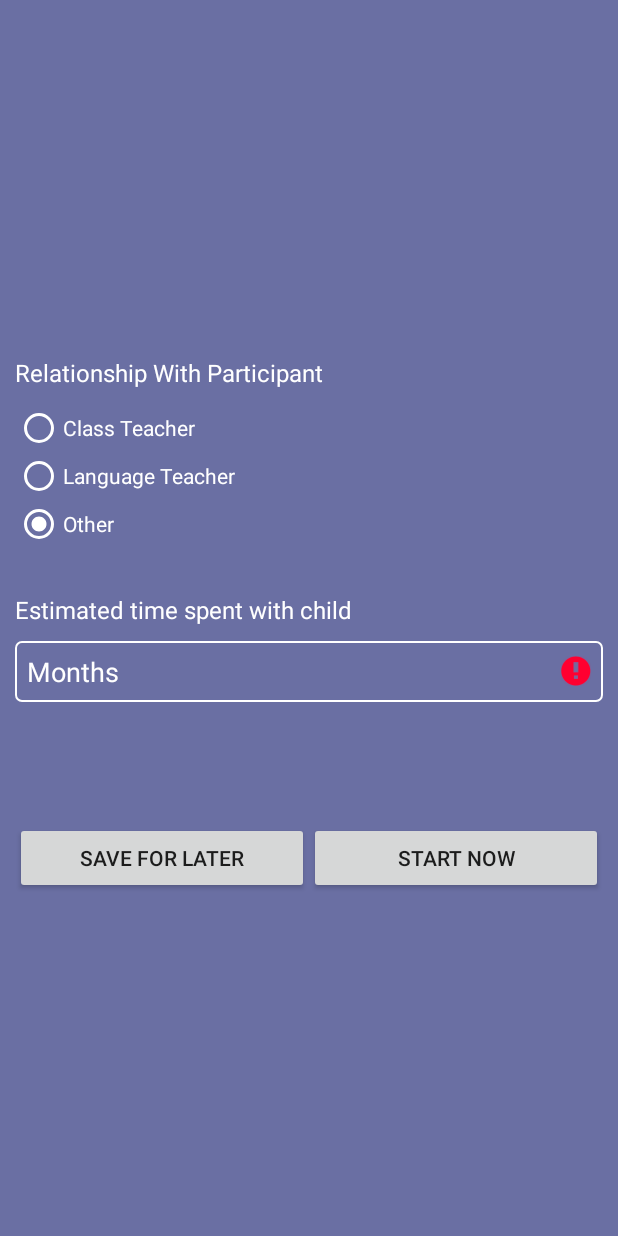
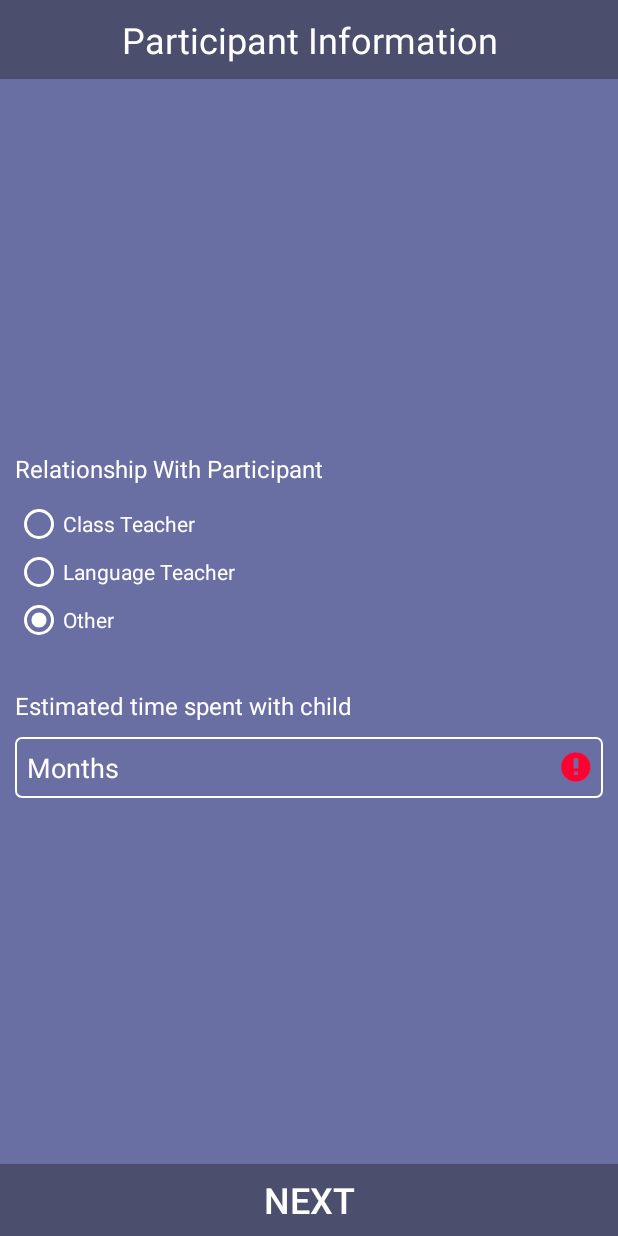
Before and after one commit to rahulmahaseth/dali-screening-app-kotlin, an Android app: the fragment NewScreening2 placed in its activity, in the side drawer, after a tap on "Screenings", on a phone screen of 412 x 824 dp. Run offline under Robolectric (Android 15) with nearby library versions, the phone set to English and light mode, and no system bars; our stand-ins replace Firebase (no records; nobody signed in at launch, a user with empty details on screens opened directly), RxJava; libraries missing offline, so code that uses them is left out: com.chibatching.kotpref, com.github.nitrico.lastadapter, durdinapps.rxfirebase2; 2 statements that could not run were skipped.

Commit message:
confirm participant screen

```diff
--- a/app/src/main/java/org/unesco/mgiep/dali/Dagger/AppComponent.kt
+++ b/app/src/main/java/org/unesco/mgiep/dali/Dagger/AppComponent.kt
@@ -26,4 +26,9 @@ interface AppComponent {
     fun inject(participantDetail: ParticipantDetail)
     fun inject(screeningDetails: ScreeningDetails)
     fun inject(newScreeningActivity: NewScreeningActivity)
+    fun inject(home: Home)
+    fun inject(newScreening2: NewScreening2)
+    fun inject(participantConfirm: ParticipantConfirm)
+    fun inject(preScreeningIntro: PreScreeningIntro)
+    fun inject(screeningIntro: ScreeningIntro)
 }
--- a/app/src/main/java/org/unesco/mgiep/dali/Fragments/Dashboard.kt
+++ b/app/src/main/java/org/unesco/mgiep/dali/Fragments/Dashboard.kt
@@ -16,9 +16,6 @@ import kotlinx.android.synthetic.main.item_screening.view.*
 import org.unesco.mgiep.dali.Activity.NewScreeningActivity
 import org.unesco.mgiep.dali.BR
 import org.unesco.mgiep.dali.Dagger.MyApplication
-import org.unesco.mgiep.dali.Data.Screening
-import org.unesco.mgiep.dali.Data.Participant
-import org.unesco.mgiep.dali.Data.Type
 import org.unesco.mgiep.dali.Data.ViewModels.ScreeningViewModel
 import org.unesco.mgiep.dali.R
 import org.unesco.mgiep.dali.Repositories.FirebaseRepository
@@ -29,7 +26,8 @@ import org.unesco.mgiep.dali.databinding.ItemScreeningBinding
 import android.view.MenuInflater
 import kotlinx.android.synthetic.main.drawer_layout.*
 import kotlinx.android.synthetic.main.item_screening.*
-import org.unesco.mgiep.dali.Data.AppPref
+import org.unesco.mgiep.dali.Data.*
+import org.unesco.mgiep.dali.Data.Screening
 import org.unesco.mgiep.dali.Data.ViewModels.ScreeningParticipantViewModel
 import org.unesco.mgiep.dali.Repositories.MainReposirtory
 import org.unesco.mgiep.dali.Utility.showAsToast
@@ -40,6 +38,8 @@ class Dashboard : Fragment() {
     private val lastAdapter: LastAdapter by lazy { initLastAdapter() }
     private val screeningsContainer = ObservableArrayList<Screening>()
     private val screenings = ObservableArrayList<Screening>()
+    private val particpants = ObservableArrayList<Participant>()
+    private var participant = Participant()
     private lateinit var firebaseRepository: FirebaseRepository
     private lateinit var mainRepository: MainReposirtory
     private lateinit var mAuth: FirebaseAuth
@@ -77,6 +77,15 @@ class Dashboard : Fragment() {
                             }
                         }
 
+                        participant = particpants.filter { participant -> participant.id == it.binding.item!!.participantId }.single()
+
+                        if(participant.gender == Gender.MALE.toString()){
+                            item_screening_child.setImageDrawable(R.drawable.ic_child_36)
+                        }else{
+                            item_screening_child.setImageResource(R.drawable.ic_femalestudent)
+                        }
+
+
                         if(it.binding.item!!.completed){
                             it.itemView.item_screening_done.visibility =View.VISIBLE
                         }
@@ -102,10 +111,12 @@ class Dashboard : Fragment() {
 
 
         fetchScreenings()
+        fetchParticpants()
 
 
         dashboard_refresh_layout.setOnRefreshListener {
              fetchScreenings()
+            fetchParticpants()
          }
 
     }
@@ -131,6 +142,29 @@ class Dashboard : Fragment() {
                 .addOnCanceledListener {
                     dashboard_progressBar?.hide()
                     dashboard_refresh_layout?.isRefreshing = false
+                    getString(R.string.network_error).showAsToast(activity!!)
+                }
+    }
+
+    private fun fetchParticpants(){
+        if(dashboard_refresh_layout.isRefreshing) dashboard_progressBar?.hide() else dashboard_progressBar?.show()
+        firebaseRepository.fetchParticipants(mAuth.currentUser!!.uid)
+                .addOnSuccessListener {
+                    if(!it.isEmpty){
+                        particpants.clear()
+                        it.documents.forEach {
+                            particpants.add(it.toObject(Participant::class.java))
+                            dashboard_refresh_layout?.isRefreshing = false
+                            dashboard_progressBar?.hide()
+                        }
+                    }else{
+                        dashboard_refresh_layout?.isRefreshing = false
+                        dashboard_progressBar?.hide()
+                    }
+                }
+                .addOnCanceledListener {
+                    dashboard_refresh_layout?.isRefreshing = false
+                    dashboard_progressBar?.hide()
                     getString(R.string.network_error).showAsToast(activity!!)
                 }
     }
--- a/app/src/main/java/org/unesco/mgiep/dali/Fragments/Home.kt
+++ b/app/src/main/java/org/unesco/mgiep/dali/Fragments/Home.kt
@@ -6,6 +6,7 @@ import android.support.v4.app.Fragment
 import android.view.*
 import kotlinx.android.synthetic.main.drawer_layout.*
 import org.unesco.mgiep.dali.Activity.NewScreeningActivity
+import org.unesco.mgiep.dali.Dagger.MyApplication
 import org.unesco.mgiep.dali.Data.Type
 import org.unesco.mgiep.dali.R
 
@@ -14,6 +15,7 @@ class Home: Fragment() {
     override fun onCreate(savedInstanceState: Bundle?) {
         super.onCreate(savedInstanceState)
         setHasOptionsMenu(true)
+        (activity!!.application as MyApplication).component.inject(this)
     }
 
     override fun onCreateView(inflater: LayoutInflater, container: ViewGroup?, savedInstanceState: Bundle?): View? =
--- a/app/src/main/java/org/unesco/mgiep/dali/Fragments/PreScreeningIntro.kt
+++ b/app/src/main/java/org/unesco/mgiep/dali/Fragments/PreScreeningIntro.kt
@@ -6,6 +6,7 @@ import android.view.LayoutInflater
 import android.view.View
 import android.view.ViewGroup
 import kotlinx.android.synthetic.main.fragment_prescreeningintro.*
+import org.unesco.mgiep.dali.Dagger.MyApplication
 import org.unesco.mgiep.dali.R
 import org.unesco.mgiep.dali.Utility.showFragment
 
@@ -13,6 +14,7 @@ class PreScreeningIntro: Fragment() {
 
     override fun onCreate(savedInstanceState: Bundle?) {
         super.onCreate(savedInstanceState)
+        (activity!!.application as MyApplication).component.inject(this)
     }
 
     override fun onCreateView(inflater: LayoutInflater, container: ViewGroup?, savedInstanceState: Bundle?): View?=
--- a/app/src/main/java/org/unesco/mgiep/dali/Fragments/ScreeningIntro.kt
+++ b/app/src/main/java/org/unesco/mgiep/dali/Fragments/ScreeningIntro.kt
@@ -6,6 +6,7 @@ import android.view.LayoutInflater
 import android.view.View
 import android.view.ViewGroup
 import kotlinx.android.synthetic.main.fragment_prescreeningintro.*
+import org.unesco.mgiep.dali.Dagger.MyApplication
 import org.unesco.mgiep.dali.R
 import org.unesco.mgiep.dali.Utility.showFragment
 
@@ -13,6 +14,7 @@ class ScreeningIntro : Fragment(){
 
     override fun onCreate(savedInstanceState: Bundle?) {
         super.onCreate(savedInstanceState)
+        (activity!!.application as MyApplication).component.inject(this)
     }
 
     override fun onCreateView(inflater: LayoutInflater, container: ViewGroup?, savedInstanceState: Bundle?): View? =
--- a/app/src/main/res/drawable/black_bottom_border.xml
+++ b/app/src/main/res/drawable/black_bottom_border.xml
@@ -1,11 +1,9 @@
 <?xml version="1.0" encoding="utf-8"?>
 <layer-list xmlns:android="http://schemas.android.com/apk/res/android">
 
-    <item
-        android:left="40dp"
-        android:right="40dp">
+    <item>
         <shape android:shape="rectangle">
-            <solid android:color="#5c5a5a" />
+            <solid android:color="@color/grey" />
         </shape>
     </item>
 
--- a/app/src/main/res/drawable/ic_femalestudent.xml
+++ b/app/src/main/res/drawable/ic_femalestudent.xml
@@ -1,6 +1,6 @@
-<vector android:autoMirrored="true" android:height="341dp"
+<vector android:autoMirrored="true" android:height="36dp"
     android:viewportHeight="3410" android:viewportWidth="3350"
-    android:width="335dp" xmlns:android="http://schemas.android.com/apk/res/android">
+    android:width="36dp" xmlns:android="http://schemas.android.com/apk/res/android">
     <path android:fillColor="#35373a"
         android:pathData="M1474,3396c-3,-8 -30,-15 -77,-19 -40,-4 -106,-15 -147,-26 -105,-28 -334,-124 -394,-165 -28,-19 -96,-65 -151,-102 -103,-70 -269,-226 -295,-279 -8,-17 -40,-64 -70,-105 -159,-213 -255,-424 -312,-683 -20,-90 -23,-129 -23,-342 1,-210 3,-252 23,-338 113,-507 428,-923 872,-1151 138,-71 284,-124 437,-158 86,-20 128,-22 338,-23 213,0 252,3 342,23 666,146 1158,636 1309,1302 26,115 31,499 9,633 -43,260 -152,513 -309,719 -33,45 -67,93 -75,107 -46,89 -220,260 -331,325 -31,18 -77,49 -102,68 -26,20 -68,44 -95,54 -26,9 -89,34 -139,55 -118,49 -222,78 -311,86 -42,3 -78,12 -84,19 -17,20 -407,20 -415,0z" android:strokeColor="#00000000"/>
     <path android:fillColor="#393f48"
--- a/app/src/main/res/layout/fragment_newscreening2.xml
+++ b/app/src/main/res/layout/fragment_newscreening2.xml
@@ -1,28 +1,37 @@
 <?xml version="1.0" encoding="utf-8"?>
-<LinearLayout xmlns:android="http://schemas.android.com/apk/res/android"
-    android:orientation="vertical" android:layout_width="match_parent"
+<RelativeLayout xmlns:android="http://schemas.android.com/apk/res/android"
+    android:layout_width="match_parent"
     android:layout_height="match_parent"
-    android:gravity="center"
-    android:padding="10dp"
     android:background="@color/colorPrimary"
     android:focusable="true"
     android:focusableInTouchMode="true"
     android:windowSoftInputMode="adjustResize">
 
 
-    <FrameLayout
-        android:id="@+id/newscreening_progressBar"
-        android:visibility="gone"
+    <LinearLayout
+        android:padding="10dp"
+        android:background="@color/colorPrimaryDark"
+        android:layout_alignParentTop="true"
         android:layout_width="match_parent"
-        android:layout_height="match_parent">
+        android:layout_height="wrap_content">
 
-        <ProgressBar
-            android:theme="@style/ProgressBarTheme"
-            android:layout_gravity="center"
-            android:layout_width="wrap_content"
+        <TextView
+            android:textColor="@color/white"
+            android:textSize="@dimen/h2"
+            android:gravity="center"
+            android:text="Participant Information"
+            android:layout_width="match_parent"
             android:layout_height="wrap_content" />
-    </FrameLayout>
 
+    </LinearLayout>
+
+    <LinearLayout
+        android:padding="10dp"
+        android:orientation="vertical"
+        android:layout_centerHorizontal="true"
+        android:layout_centerVertical="true"
+        android:layout_width="match_parent"
+        android:layout_height="wrap_content">
 
         <TextView
             android:paddingVertical="10dp"
@@ -81,25 +90,15 @@
             android:layout_height="wrap_content"
             android:hint="@string/months"
             android:inputType="number" />
+    </LinearLayout>
 
-    <LinearLayout
-        android:layout_width="match_parent"
-        android:layout_height="wrap_content"
-        android:layout_marginTop="80dp"
-        android:orientation="horizontal">
+
 
         <Button
-            android:clickable="true"
-            android:focusable="true"
-            android:foreground="?attr/selectableItemBackground"
-            android:id="@+id/btn_screenreg_schedule_submit"
-            android:layout_width="match_parent"
-            android:layout_height="wrap_content"
-            android:layout_gravity="center"
-            android:layout_weight="1"
-            android:text="SAVE FOR LATER" />
-
-        <Button
+            android:textSize="@dimen/h2"
+            android:textColor="@color/white"
+            android:background="@color/colorPrimaryDark"
+            android:layout_alignParentBottom="true"
             android:clickable="true"
             android:focusable="true"
             android:foreground="?attr/selectableItemBackground"
@@ -108,7 +107,6 @@
             android:layout_height="wrap_content"
             android:layout_gravity="center"
             android:layout_weight="1"
-            android:text="START NOW" />
-    </LinearLayout>
+            android:text="@string/next" />
 
-</LinearLayout>
+</RelativeLayout>
--- a/app/src/main/res/values/colors.xml
+++ b/app/src/main/res/values/colors.xml
@@ -22,6 +22,7 @@
     <color name="dot_light_screen2">#8cf9eb</color>
     <color name="dot_light_screen3">#93c6fd</color>
     <color name="dot_light_screen4">#e4b5fc</color>
+    <color name="grey">#d2d2d2</color>
 
     <array name="array_dot_active">
         <item>@color/dot_light_screen1</item>
--- a/app/src/main/res/values/strings.xml
+++ b/app/src/main/res/values/strings.xml
@@ -178,6 +178,8 @@
     <string name="prescreen_text_2">Therefore, this tool should be administered by the Language teacher and the Class teacher.</string>
     <string name="information">Information</string>
     <string name="confirm_participant_details">Confirm Participant Details</string>
+    <string name="gender">Gender</string>
+    <string name="save">Save</string>
 
     <string-array name="jst_categories">
         <item>sound</item>
```
Also changed, not shown: app/src/main/java/org/unesco/mgiep/dali/Fragments/NewScreening2.kt (+14 -114 lines), app/src/main/java/org/unesco/mgiep/dali/Fragments/ParticipantConfirm.kt (+142 -0 lines), app/src/main/java/org/unesco/mgiep/dali/Fragments/PendingScreenings.kt (+6 -3 lines), app/src/main/java/org/unesco/mgiep/dali/Fragments/ScreeningDetails.kt (+0 -10 lines), app/src/main/res/layout/fragment_participantconfirm.xml (+34 -7 lines), 1 other file. Lines whose indentation alone changed are shown as unchanged.
